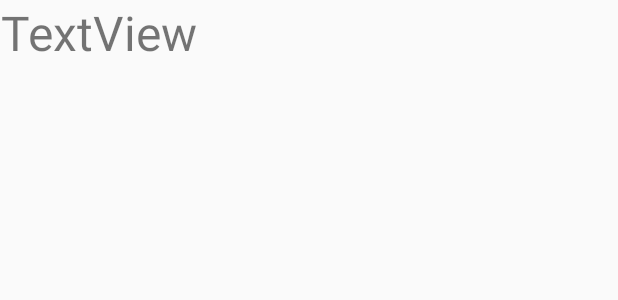
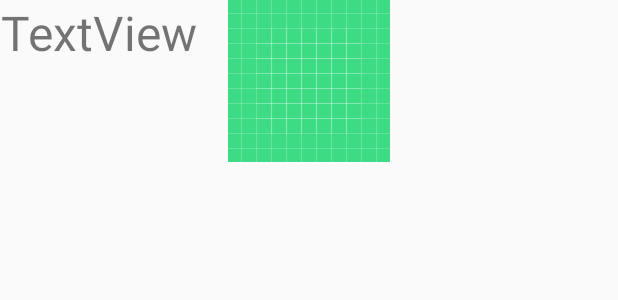
Before and after one commit to Alecass/MovieApp, an Android app: the layout list_item.xml on its own in the app's theme, with its tools: preview values and no code run, on a phone screen of 412 x 824 dp. Shown: the top 300 px of the screen. Run offline under Robolectric (Android 15) with nearby library versions, the phone set to English and light mode, and no system bars.

Commit message:
Add Grid View

```diff
--- a/app/build.gradle
+++ b/app/build.gradle
@@ -24,6 +24,10 @@ android {
 }
 
 dependencies {
+    implementation 'com.github.bumptech.glide:glide:4.11.0'
+    annotationProcessor 'com.github.bumptech.glide:compiler:4.11.0'
+    implementation 'com.squareup.retrofit2:retrofit:2.4.0'
+    implementation 'com.squareup.retrofit2:converter-gson:2.4.0'
     implementation fileTree(dir: 'libs', include: ['*.jar'])
     implementation 'androidx.appcompat:appcompat:1.0.2'
     implementation 'androidx.constraintlayout:constraintlayout:1.1.3'
--- a/app/src/main/res/layout/list_item.xml
+++ b/app/src/main/res/layout/list_item.xml
@@ -5,15 +5,31 @@
     xmlns:tools="http://schemas.android.com/tools"
     android:layout_width="match_parent"
     android:layout_height="match_parent"
+    android:layout_weight="0.5"
     >
 
+    <ImageView
+        android:elevation="3dp"
+        android:id="@+id/filmImage"
+        android:layout_width="wrap_content"
+        android:layout_height="wrap_content"
+        android:src="@drawable/ic_launcher_background"
+        app:layout_constraintBottom_toBottomOf="parent"
+        app:layout_constraintEnd_toEndOf="parent"
+        app:layout_constraintHorizontal_bias="0.5"
+        app:layout_constraintStart_toStartOf="parent"
+        app:layout_constraintTop_toTopOf="parent"
+        app:layout_constraintVertical_bias="0.0"></ImageView>
+
     <TextView
-        android:textAlignment="center"
             android:id="@+id/filmTitle"
             android:layout_width="wrap_content"
             android:layout_height="44dp"
             android:text="TextView"
+            android:textAlignment="center"
             android:textSize="32dp"
             app:layout_constraintStart_toStartOf="parent"
             app:layout_constraintTop_toTopOf="parent" />
+
+
 </androidx.constraintlayout.widget.ConstraintLayout>
--- a/build.gradle
+++ b/build.gradle
@@ -8,7 +8,8 @@ buildscript {
 
     }
     dependencies {
-        classpath 'com.android.tools.build:gradle:3.6.1'
+
+        classpath 'com.android.tools.build:gradle:3.6.3'
 
 
         // NOTE: Do not place your application dependencies here; they belong
```
Lines whose indentation alone changed are shown as unchanged.
